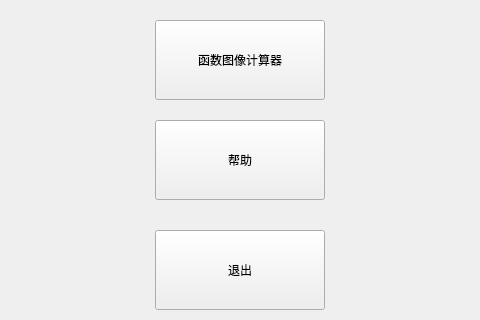
This is caculator(with qt gui)/caculator(with qt gui)/main_window.ui in AhaLims/calculator as Qt 5 draws it before an edit; both pictures show x 235 to 715 and y 390 to 710 of the 1000 by 800 pixel window. The edited form follows.
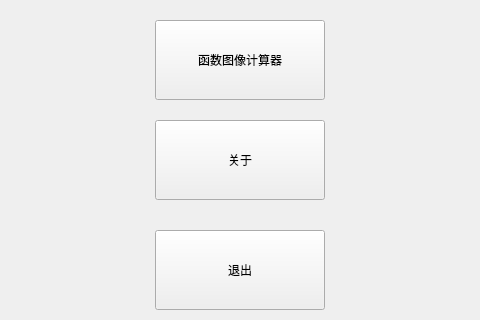
This is the edited form. Icons and pictures are not drawn.

Diff of the .ui file:
```diff
--- a/caculator(with qt gui)/caculator(with qt gui)/main_window.ui
+++ b/caculator(with qt gui)/caculator(with qt gui)/main_window.ui
@@ -52,7 +52,7 @@
      <string notr="true">background-image: url(:/caculator_gui/picture/white.png)</string>
     </property>
     <property name="text">
-     <string>帮助</string>
+     <string>关于</string>
     </property>
    </widget>
    <widget class="QPushButton" name="exit_button">
```
